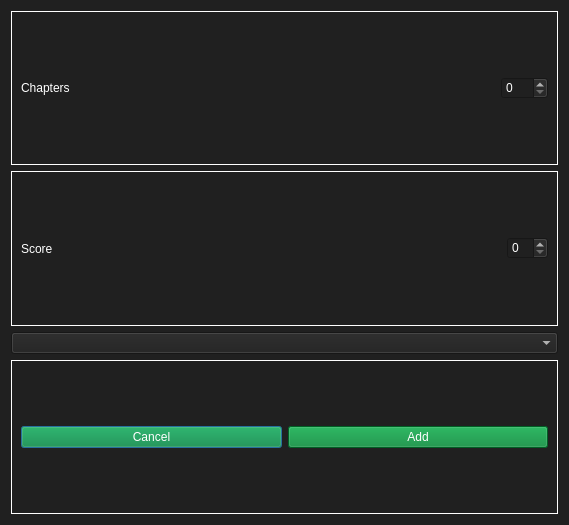
Above: forms/rateManga.ui from brandonzorn/Nlight before the change. Below: the same form after it.
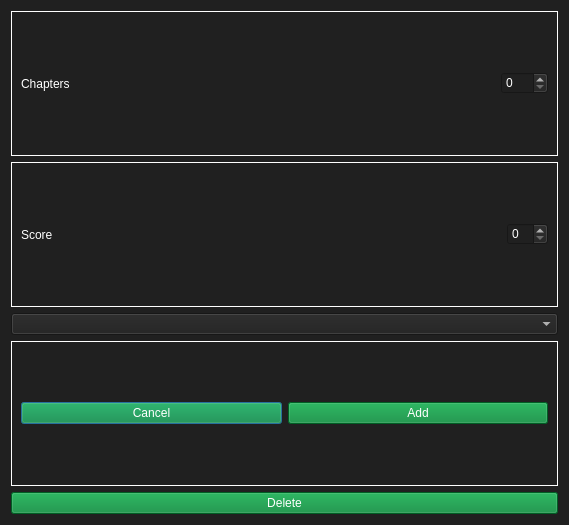
That is the form after the change.

Commit message: added delete user rate

The edit to the form file:
```diff
--- a/forms/rateManga.ui
+++ b/forms/rateManga.ui
@@ -120,8 +120,7 @@
       <item>
        <widget class="QPushButton" name="btn_cancel">
         <property name="styleSheet">
-         <string notr="true">background-color: rgb(0, 133, 52);
-color: rgb(255, 255, 255);</string>
+         <string notr="true">background-color: rgb(0, 133, 52);</string>
         </property>
         <property name="text">
          <string>Cancel</string>
@@ -131,8 +130,7 @@
       <item>
        <widget class="QPushButton" name="btn_add">
         <property name="styleSheet">
-         <string notr="true">background-color: rgb(0, 133, 52);
-color: rgb(255, 255, 255);</string>
+         <string notr="true">background-color: rgb(0, 133, 52);</string>
         </property>
         <property name="text">
          <string>Add</string>
@@ -142,6 +140,16 @@
      </layout>
     </widget>
    </item>
+   <item>
+    <widget class="QPushButton" name="btn_delete">
+     <property name="styleSheet">
+      <string notr="true">background-color: rgb(0, 133, 52);</string>
+     </property>
+     <property name="text">
+      <string>Delete</string>
+     </property>
+    </widget>
+   </item>
   </layout>
  </widget>
  <resources/>
```
The commit also changes 3 other files.
